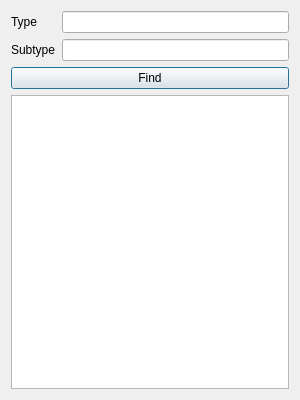
Old version of the form dsvedit/entity_search.ui in the repository LagoLunatic/DSVEdit.
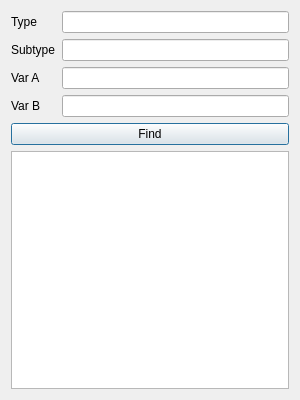
New version of the form.

Commit message: Entity search: Allow search by var A/B

```diff
--- a/dsvedit/entity_search.ui
+++ b/dsvedit/entity_search.ui
@@ -36,6 +36,26 @@
      <item row="1" column="1">
       <widget class="QLineEdit" name="subtype"/>
      </item>
+     <item row="2" column="0">
+      <widget class="QLabel" name="label_3">
+       <property name="text">
+        <string>Var A</string>
+       </property>
+      </widget>
+     </item>
+     <item row="3" column="0">
+      <widget class="QLabel" name="label_4">
+       <property name="text">
+        <string>Var B</string>
+       </property>
+      </widget>
+     </item>
+     <item row="2" column="1">
+      <widget class="QLineEdit" name="var_a"/>
+     </item>
+     <item row="3" column="1">
+      <widget class="QLineEdit" name="var_b"/>
+     </item>
     </layout>
    </item>
    <item>
```
The commit also changes 1 other file.
